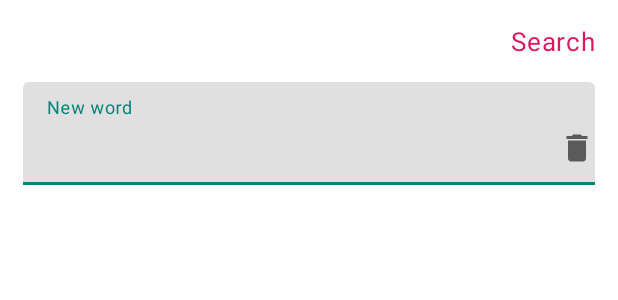
After one commit to catdimson/dictionary_app, an Android app: the layout dialog_layout.xml on its own in the app's theme, with its tools: preview values and no code run, on a phone screen of 412 x 824 dp. The commit adds this screen. Shown: the top 300 px of the screen. Run offline under Robolectric (Android 15) with nearby library versions, the phone set to English and light mode, and no system bars.

Commit message:
lesson1. Добавлена разметка

```diff
--- a/app/src/main/AndroidManifest.xml
+++ b/app/src/main/AndroidManifest.xml
@@ -1,6 +1,8 @@
 <?xml version="1.0" encoding="utf-8"?>
 <manifest xmlns:android="http://schemas.android.com/apk/res/android"
     package="com.example.dictionaryapp">
+
+    <uses-permission android:name="android.permission.INTERNET"/>
 
     <application
         android:allowBackup="true"
--- /dev/null
+++ b/app/src/main/res/drawable/ic_baseline_delete_24.xml
@@ -0,0 +1,10 @@
+<vector xmlns:android="http://schemas.android.com/apk/res/android"
+    android:width="24dp"
+    android:height="24dp"
+    android:viewportWidth="24"
+    android:viewportHeight="24"
+    android:tint="?attr/colorControlNormal">
+  <path
+      android:fillColor="@android:color/white"
+      android:pathData="M6,19c0,1.1 0.9,2 2,2h8c1.1,0 2,-0.9 2,-2V7H6v12zM19,4h-3.5l-1,-1h-5l-1,1H5v2h14V4z"/>
+</vector>
--- /dev/null
+++ b/app/src/main/res/layout/dialog_layout.xml
@@ -0,0 +1,55 @@
+<LinearLayout xmlns:android="http://schemas.android.com/apk/res/android"
+    xmlns:tools="http://schemas.android.com/tools"
+    android:id="@+id/bottom_sheet_dialog_layout"
+    android:layout_width="match_parent"
+    android:layout_height="205dp"
+    android:layout_marginBottom="@dimen/margin_medium"
+    android:fitsSystemWindows="true"
+    android:orientation="vertical">
+
+    <TextView
+        android:id="@+id/search_button_textview"
+        style="@style/TextViewButtonStyle"
+        android:layout_width="wrap_content"
+        android:layout_height="wrap_content"
+        android:layout_gravity="end"
+        android:layout_marginTop="@dimen/margin_medium"
+        android:layout_marginEnd="@dimen/margin_medium"
+        android:text="@string/button_search" />
+
+    <FrameLayout
+        android:layout_width="match_parent"
+        android:layout_height="wrap_content"
+        android:layout_marginStart="@dimen/margin_medium"
+        android:layout_marginTop="@dimen/margin_medium"
+        android:layout_marginEnd="@dimen/margin_medium"
+        android:layout_marginBottom="@dimen/margin_xxx_medium">
+
+        <com.google.android.material.textfield.TextInputLayout
+            android:id="@+id/search_input_layout"
+            android:layout_width="match_parent"
+            android:layout_height="wrap_content"
+            android:hint="@string/search_hint">
+
+            <com.google.android.material.textfield.TextInputEditText
+                android:id="@+id/search_edit_text"
+                style="@style/BaseEditTextStyle"
+                android:layout_width="match_parent"
+                android:layout_height="wrap_content" />
+
+        </com.google.android.material.textfield.TextInputLayout>
+
+        <ImageView
+            android:id="@+id/clear_text_imageview"
+            android:layout_width="wrap_content"
+            android:layout_height="wrap_content"
+            android:layout_gravity="center_vertical|end"
+            android:layout_marginTop="@dimen/margin_small"
+            android:contentDescription="@string/delete_description"
+            android:src="@drawable/ic_baseline_delete_24"
+            android:visibility="visible"
+            tools:visibility="visible" />
+
+    </FrameLayout>
+
+</LinearLayout>
--- a/app/src/main/res/values-night/themes.xml
+++ b/app/src/main/res/values-night/themes.xml
@@ -1,16 +1,40 @@
 <resources xmlns:tools="http://schemas.android.com/tools">
     <!-- Base application theme. -->
-    <style name="Theme.DictionaryApp" parent="Theme.MaterialComponents.DayNight.DarkActionBar">
-        <!-- Primary brand color. -->
-        <item name="colorPrimary">@color/purple_200</item>
-        <item name="colorPrimaryVariant">@color/purple_700</item>
-        <item name="colorOnPrimary">@color/black</item>
-        <!-- Secondary brand color. -->
-        <item name="colorSecondary">@color/teal_200</item>
-        <item name="colorSecondaryVariant">@color/teal_200</item>
-        <item name="colorOnSecondary">@color/black</item>
-        <!-- Status bar color. -->
-        <item name="android:statusBarColor" tools:targetApi="l">?attr/colorPrimaryVariant</item>
-        <!-- Customize your theme here. -->
+    <style name="Theme.DictionaryApp" parent="Theme.MaterialComponents.Light.DarkActionBar">
+        <item name="colorPrimary">@color/colorPrimary</item>
+        <item name="colorPrimaryDark">@color/colorPrimaryDark</item>
+        <item name="colorAccent">@color/colorAccent</item>
+        <item name="bottomSheetDialogTheme">@style/AppBottomSheetDialogTheme</item>
+    </style>
+    <style name="BaseTextStyle" parent="TextAppearance.MaterialComponents.Body1">
+        <item name="android:textColor">@color/color_text_main</item>
+        <item name="android:textSize">@dimen/text_size_standard</item>
+        <item name="android:textStyle">normal</item>
+    </style>
+    <style name="HeaderTextStyle" parent="BaseTextStyle">
+        <item name="android:textColor">@color/color_text_header</item>
+        <item name="android:textSize">@dimen/text_size_standard_header</item>
+        <item name="android:textStyle">bold</item>
+    </style>
+    <style name="TextViewButtonStyle" parent="BaseTextStyle">
+        <item name="android:textColor">@color/colorAccent</item>
+    </style>
+    <style name="BaseEditTextStyle">
+        <item name="android:background">@null</item>
+        <item name="android:imeOptions">actionNext</item>
+        <item name="android:textSize">@dimen/text_size_large</item>
+        <item name="android:inputType">text</item>
+    </style>
+    <style name="BaseFlatButton" parent="Widget.MaterialComponents.Button.TextButton">
+        <item name="colorControlHighlight">@color/colorAccent</item>
+        <item name="android:textAllCaps">false</item>
+        <item name="colorAccent">@color/colorPrimary</item>
+    </style>
+    <style name="AppBottomSheetDialogTheme"
+        parent="Theme.MaterialComponents.Light.BottomSheetDialog">
+        <item name="bottomSheetStyle">@style/AppModalStyle</item>
+    </style>
+    <style name="AppModalStyle" parent="Widget.MaterialComponents.BottomSheet.Modal">
+        <item name="android:background">@drawable/ic_launcher_background</item>
     </style>
 </resources>
--- a/app/src/main/res/values/colors.xml
+++ b/app/src/main/res/values/colors.xml
@@ -1,10 +1,13 @@
 <?xml version="1.0" encoding="utf-8"?>
 <resources>
-    <color name="purple_200">#FFBB86FC</color>
-    <color name="purple_500">#FF6200EE</color>
-    <color name="purple_700">#FF3700B3</color>
-    <color name="teal_200">#FF03DAC5</color>
-    <color name="teal_700">#FF018786</color>
-    <color name="black">#FF000000</color>
-    <color name="white">#FFFFFFFF</color>
+    <color name="colorPrimary">#008577</color>
+    <color name="colorPrimaryDark">#00574B</color>
+    <color name="colorAccent">#D81B60</color>
+    <color name="color_error">#bf1e19</color>
+    <color name="color_text_main">#66000014</color>
+    <color name="color_delete_text_icon">#66000014</color>
+    <color name="color_text_header">#313131</color>
+    <color name="color_black">#313131</color>
+    <color name="color_white">#FFFFFF</color>
+    <color name="color_gray">#66000000</color>
 </resources>
--- a/app/src/main/res/values/strings.xml
+++ b/app/src/main/res/values/strings.xml
@@ -1,3 +1,10 @@
 <resources>
     <string name="app_name">DictionaryApp</string>
+    <string name="error_textview_stub">Error</string>
+    <string name="reload_button">Reload</string>
+    <string name="undefined_error">Undefined error</string>
+    <string name="empty_server_response_on_success">Response from server is empty</string>
+    <string name="button_search">Search</string>
+    <string name="search_hint">New word</string>
+    <string name="delete_description">X</string>
 </resources>
--- a/app/src/main/res/values/themes.xml
+++ b/app/src/main/res/values/themes.xml
@@ -1,16 +1,40 @@
 <resources xmlns:tools="http://schemas.android.com/tools">
     <!-- Base application theme. -->
-    <style name="Theme.DictionaryApp" parent="Theme.MaterialComponents.DayNight.DarkActionBar">
-        <!-- Primary brand color. -->
-        <item name="colorPrimary">@color/purple_500</item>
-        <item name="colorPrimaryVariant">@color/purple_700</item>
-        <item name="colorOnPrimary">@color/white</item>
-        <!-- Secondary brand color. -->
-        <item name="colorSecondary">@color/teal_200</item>
-        <item name="colorSecondaryVariant">@color/teal_700</item>
-        <item name="colorOnSecondary">@color/black</item>
-        <!-- Status bar color. -->
-        <item name="android:statusBarColor" tools:targetApi="l">?attr/colorPrimaryVariant</item>
-        <!-- Customize your theme here. -->
+    <style name="Theme.DictionaryApp" parent="Theme.MaterialComponents.Light.DarkActionBar">
+        <item name="colorPrimary">@color/colorPrimary</item>
+        <item name="colorPrimaryDark">@color/colorPrimaryDark</item>
+        <item name="colorAccent">@color/colorAccent</item>
+        <item name="bottomSheetDialogTheme">@style/AppBottomSheetDialogTheme</item>
+    </style>
+    <style name="BaseTextStyle" parent="TextAppearance.MaterialComponents.Body1">
+    <item name="android:textColor">@color/color_text_main</item>
+        <item name="android:textSize">@dimen/text_size_standard</item>
+        <item name="android:textStyle">normal</item>
+    </style>
+    <style name="HeaderTextStyle" parent="BaseTextStyle">
+        <item name="android:textColor">@color/color_text_header</item>
+        <item name="android:textSize">@dimen/text_size_standard_header</item>
+        <item name="android:textStyle">bold</item>
+    </style>
+    <style name="TextViewButtonStyle" parent="BaseTextStyle">
+        <item name="android:textColor">@color/colorAccent</item>
+    </style>
+    <style name="BaseEditTextStyle">
+        <item name="android:background">@null</item>
+        <item name="android:imeOptions">actionNext</item>
+        <item name="android:textSize">@dimen/text_size_large</item>
+        <item name="android:inputType">text</item>
+    </style>
+    <style name="BaseFlatButton" parent="Widget.MaterialComponents.Button.TextButton">
+        <item name="colorControlHighlight">@color/colorAccent</item>
+        <item name="android:textAllCaps">false</item>
+        <item name="colorAccent">@color/colorPrimary</item>
+    </style>
+    <style name="AppBottomSheetDialogTheme"
+        parent="Theme.MaterialComponents.Light.BottomSheetDialog">
+        <item name="bottomSheetStyle">@style/AppModalStyle</item>
+    </style>
+    <style name="AppModalStyle" parent="Widget.MaterialComponents.BottomSheet.Modal">
+        <item name="android:background">@drawable/ic_launcher_background</item>
     </style>
 </resources>
```
Also changed, not shown: app/src/main/java/com/example/dictionaryapp/ui/BaseActivity.kt (added, +31 -0 lines), app/src/main/res/drawable/ic_baseline_close_24.xml (added, +10 -0 lines), app/src/main/res/drawable/ic_baseline_search_24.xml (added, +10 -0 lines), app/src/main/res/layout/activity_main.xml (+68 -13 lines), app/src/main/res/layout/item_recycler_view.xml (added, +33 -0 lines), app/src/main/res/values/dimens.xml (added, +24 -0 lines).
